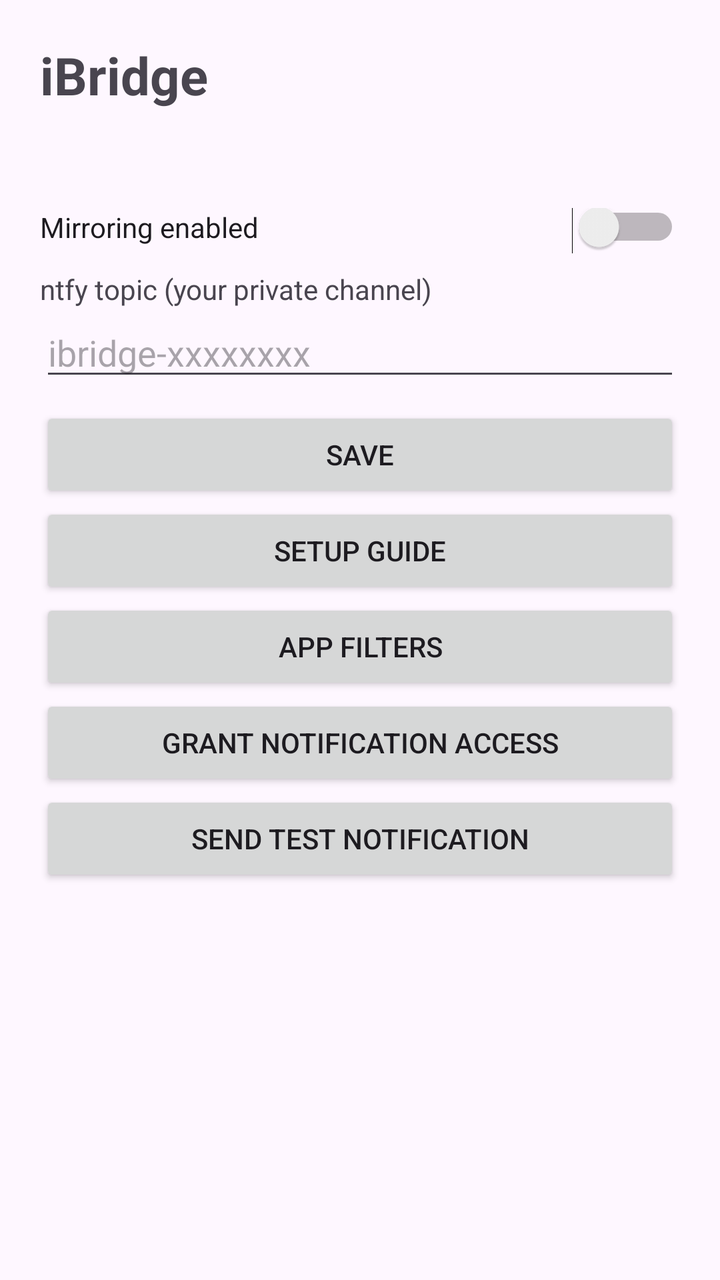
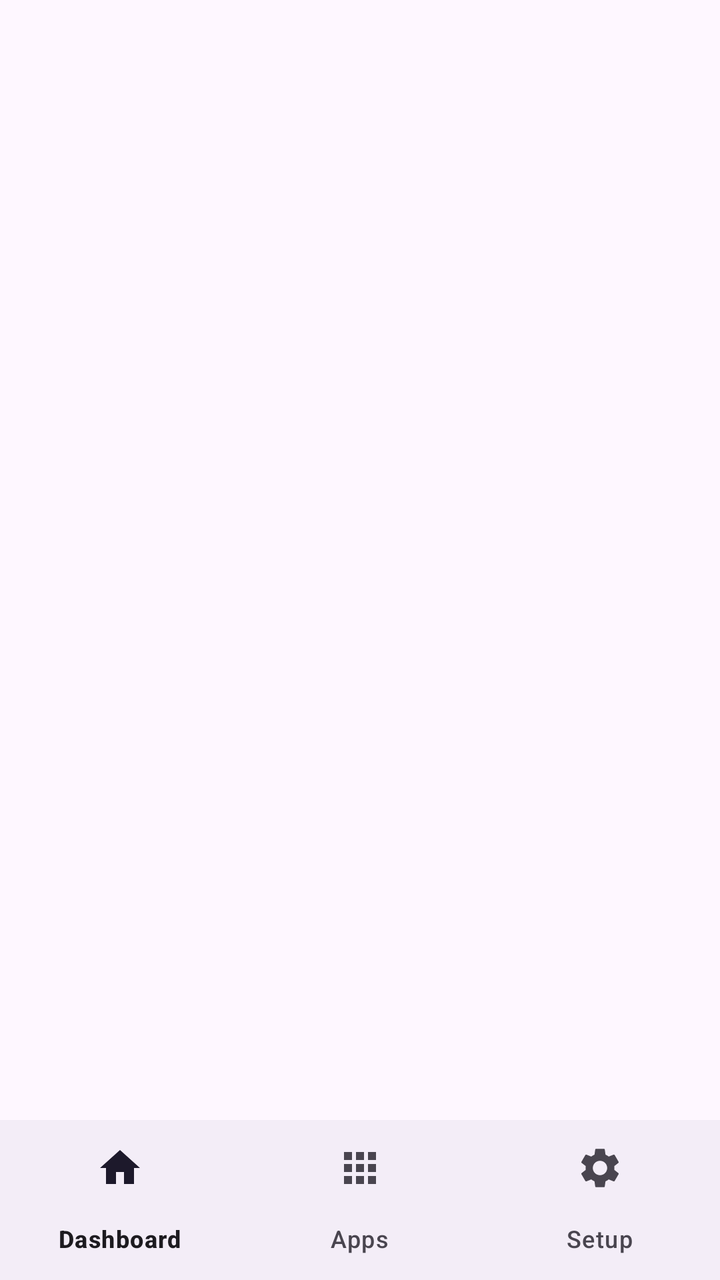

Screens rendered from an Android XML layout before and after an edit, with the pre-edit source and the edit as a unified diff.
<!-- AndroidManifest.xml: application theme Theme.IBridge -->
<!-- res/layout/activity_main.xml -->
<?xml version="1.0" encoding="utf-8"?>
<ScrollView xmlns:android="http://schemas.android.com/apk/res/android"
    android:layout_width="match_parent"
    android:layout_height="match_parent"
    android:padding="20dp">

    <LinearLayout
        android:layout_width="match_parent"
        android:layout_height="wrap_content"
        android:orientation="vertical">

        <TextView
            android:layout_width="wrap_content"
            android:layout_height="wrap_content"
            android:text="iBridge"
            android:textSize="26sp"
            android:textStyle="bold"
            android:paddingBottom="12dp" />

        <TextView
            android:id="@+id/status"
            android:layout_width="match_parent"
            android:layout_height="wrap_content"
            android:paddingBottom="18dp" />

        <Switch
            android:id="@+id/enabled"
            android:layout_width="match_parent"
            android:layout_height="wrap_content"
            android:text="Mirroring enabled"
            android:paddingBottom="12dp" />

        <TextView
            android:layout_width="wrap_content"
            android:layout_height="wrap_content"
            android:text="ntfy topic (your private channel)" />

        <EditText
            android:id="@+id/topic"
            android:layout_width="match_parent"
            android:layout_height="wrap_content"
            android:inputType="text"
            android:hint="ibridge-xxxxxxxx" />

        <Button
            android:id="@+id/save"
            android:layout_width="match_parent"
            android:layout_height="wrap_content"
            android:layout_marginTop="8dp"
            android:text="Save" />

        <Button
            android:id="@+id/setup"
            android:layout_width="match_parent"
            android:layout_height="wrap_content"
            android:text="Setup guide" />

        <Button
            android:id="@+id/filters"
            android:layout_width="match_parent"
            android:layout_height="wrap_content"
            android:text="App filters" />

        <Button
            android:id="@+id/grant"
            android:layout_width="match_parent"
            android:layout_height="wrap_content"
            android:text="Grant notification access" />

        <Button
            android:id="@+id/test"
            android:layout_width="match_parent"
            android:layout_height="wrap_content"
            android:text="Send test notification" />

    </LinearLayout>
</ScrollView>
<!-- resources referenced by this layout -->
<resources>
  <style name="Theme.IBridge" parent="Base.Theme.IBridge" />
  <style name="Base.Theme.IBridge" parent="Theme.Material3.DayNight.NoActionBar">
          
          
      </style>
</resources>

<!-- the commit's change to res/layout/activity_main.xml (unified diff, before → after) -->
@@ -1,77 +1,19 @@
 <?xml version="1.0" encoding="utf-8"?>
-<ScrollView xmlns:android="http://schemas.android.com/apk/res/android"
+<LinearLayout xmlns:android="http://schemas.android.com/apk/res/android"
     android:layout_width="match_parent"
     android:layout_height="match_parent"
-    android:padding="20dp">
+    android:orientation="vertical">
 
-    <LinearLayout
+    <FrameLayout
+        android:id="@+id/container"
+        android:layout_width="match_parent"
+        android:layout_height="0dp"
+        android:layout_weight="1" />
+
+    <com.google.android.material.bottomnavigation.BottomNavigationView
+        android:id="@+id/nav"
         android:layout_width="match_parent"
         android:layout_height="wrap_content"
-        android:orientation="vertical">
-
-        <TextView
-            android:layout_width="wrap_content"
-            android:layout_height="wrap_content"
-            android:text="iBridge"
-            android:textSize="26sp"
-            android:textStyle="bold"
-            android:paddingBottom="12dp" />
-
-        <TextView
-            android:id="@+id/status"
-            android:layout_width="match_parent"
-            android:layout_height="wrap_content"
-            android:paddingBottom="18dp" />
-
-        <Switch
-            android:id="@+id/enabled"
-            android:layout_width="match_parent"
-            android:layout_height="wrap_content"
-            android:text="Mirroring enabled"
-            android:paddingBottom="12dp" />
-
-        <TextView
-            android:layout_width="wrap_content"
-            android:layout_height="wrap_content"
-            android:text="ntfy topic (your private channel)" />
-
-        <EditText
-            android:id="@+id/topic"
-            android:layout_width="match_parent"
-            android:layout_height="wrap_content"
-            android:inputType="text"
-            android:hint="ibridge-xxxxxxxx" />
-
-        <Button
-            android:id="@+id/save"
-            android:layout_width="match_parent"
-            android:layout_height="wrap_content"
-            android:layout_marginTop="8dp"
-            android:text="Save" />
-
-        <Button
-            android:id="@+id/setup"
-            android:layout_width="match_parent"
-            android:layout_height="wrap_content"
-            android:text="Setup guide" />
-
-        <Button
-            android:id="@+id/filters"
-            android:layout_width="match_parent"
-            android:layout_height="wrap_content"
-            android:text="App filters" />
-
-        <Button
-            android:id="@+id/grant"
-            android:layout_width="match_parent"
-            android:layout_height="wrap_content"
-            android:text="Grant notification access" />
-
-        <Button
-            android:id="@+id/test"
-            android:layout_width="match_parent"
-            android:layout_height="wrap_content"
-            android:text="Send test notification" />
-
-    </LinearLayout>
-</ScrollView>
+        app:menu="@menu/bottom_nav"
+        xmlns:app="http://schemas.android.com/apk/res-auto" />
+</LinearLayout>
